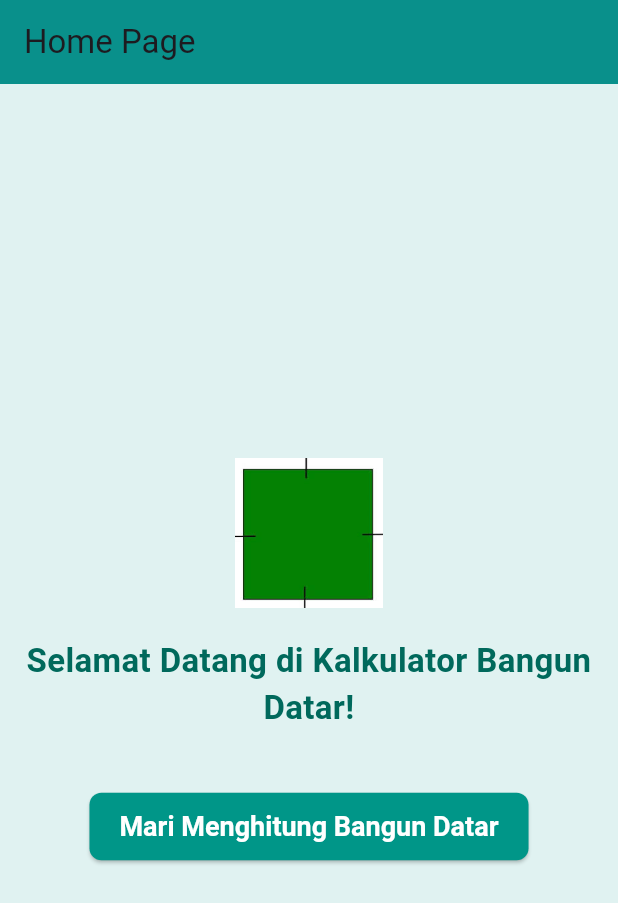
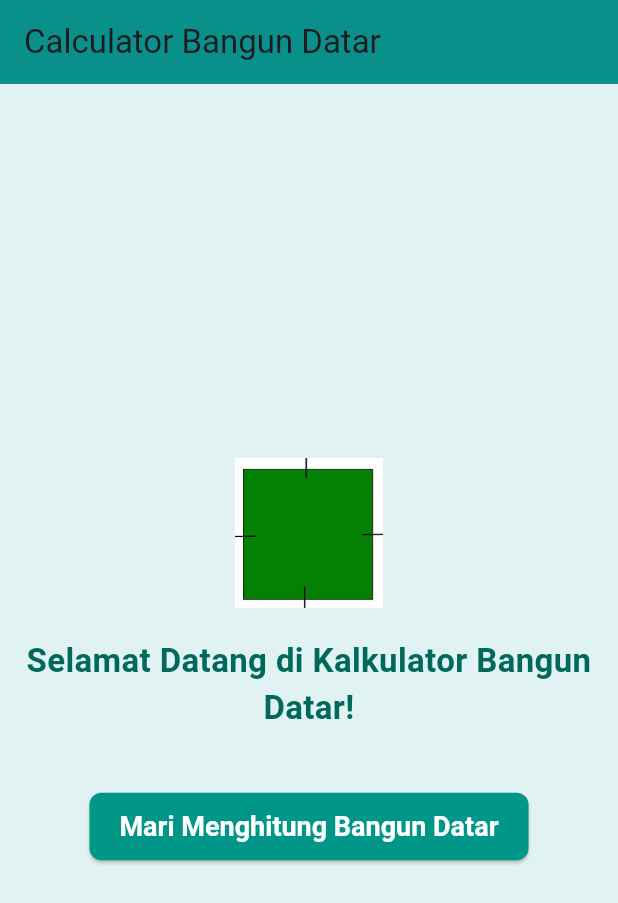
Before and after one commit to Kasehito/my_mobx_app, a Flutter app: the screen it shows after launch, on a phone screen of 412 x 824 dp. Shown: the top 903 px of the screen. Run offline on Flutter 3.47's test engine with Material 3 defaults, Android fonts, the phone set to English and light mode, and no system bars; our stand-ins replace flutter_mobx, mobx; generated files the repository leaves out were written again.

Commit message:
[rdt] menggubah judul appbar
menggubah judul appbar

```diff
--- a/lib/home_page.dart
+++ b/lib/home_page.dart
@@ -5,7 +5,7 @@ class HomePage extends StatelessWidget {
   Widget build(BuildContext context) {
     return Scaffold(
       appBar: AppBar(
-        title: Text('Home Page'),
+        title: Text('Calculator Bangun Datar'),
         backgroundColor: Colors.teal,
         elevation: 4.0,
       ),
```
